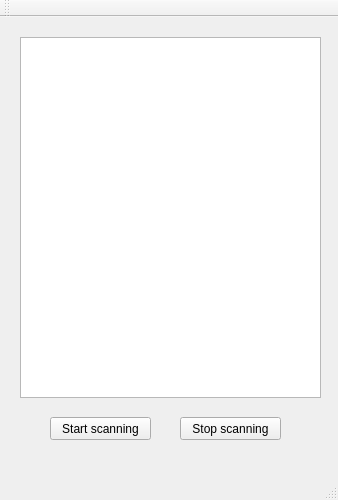
Before: the Qt Designer form sensornode_gui.ui in tkrahn108/SensorNode, drawn with Qt 5.
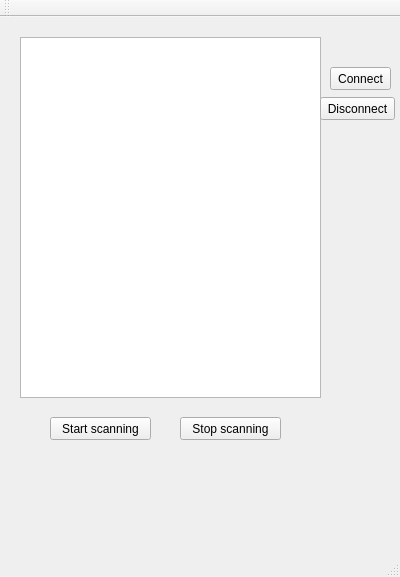
After: the same form once the commit is applied.

Commit message: Connection to a BLE device works but it freezes the GUI

Patch:
```diff
--- a/sensornode_gui.ui
+++ b/sensornode_gui.ui
@@ -6,8 +6,8 @@
    <rect>
     <x>0</x>
     <y>0</y>
-    <width>338</width>
-    <height>500</height>
+    <width>400</width>
+    <height>577</height>
    </rect>
   </property>
   <property name="windowTitle">
@@ -50,6 +50,32 @@
      <string>Stop scanning</string>
     </property>
    </widget>
+   <widget class="QPushButton" name="pushButtonConnect">
+    <property name="geometry">
+     <rect>
+      <x>330</x>
+      <y>50</y>
+      <width>61</width>
+      <height>23</height>
+     </rect>
+    </property>
+    <property name="text">
+     <string>Connect</string>
+    </property>
+   </widget>
+   <widget class="QPushButton" name="pushButtonDisconnect">
+    <property name="geometry">
+     <rect>
+      <x>320</x>
+      <y>80</y>
+      <width>75</width>
+      <height>23</height>
+     </rect>
+    </property>
+    <property name="text">
+     <string>Disconnect</string>
+    </property>
+   </widget>
   </widget>
   <widget class="QMenuBar" name="menuBar">
    <property name="geometry">
```
Left out of the diff: 6 changed lines with no effect on the pictures. The commit also changes 5 other files.
